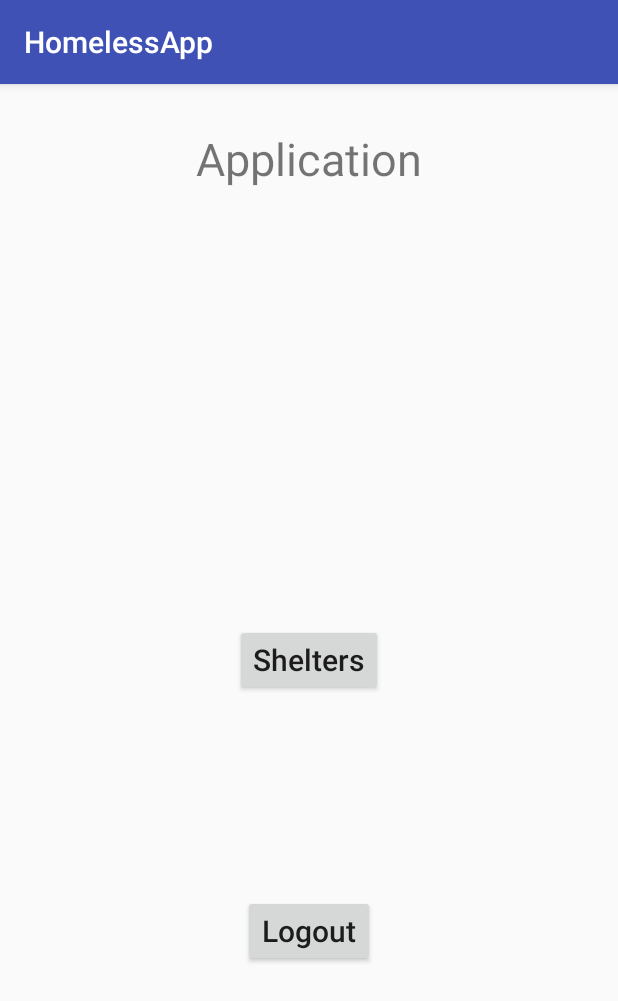
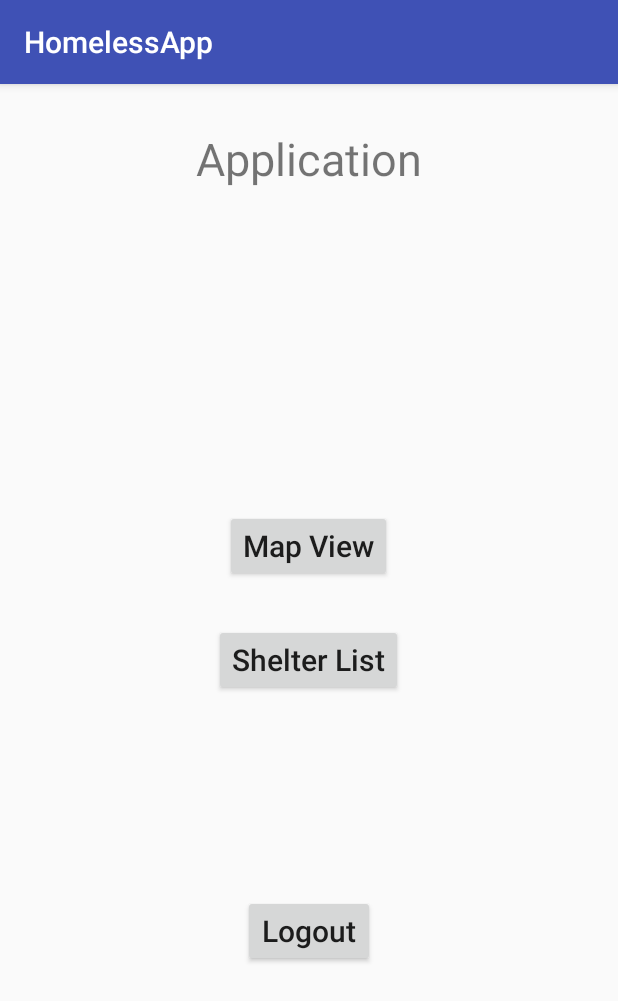
Before and after one commit to DjangoBlockchained/FindMyHome, an Android app: the ApplicationScreenActivity screen opened directly, with no data from a screen before it, on a phone screen of 412 x 824 dp. Shown: the top 1001 px of the screen. Run offline under Robolectric (Android 15) with nearby library versions, the phone set to English and light mode, and no system bars.

```diff
--- a/HomelessApp/app/build.gradle
+++ b/HomelessApp/app/build.gradle
@@ -29,7 +29,9 @@ dependencies {
     testImplementation 'junit:junit:4.12'
     androidTestImplementation 'com.android.support.test:runner:1.0.1'
     androidTestImplementation 'com.android.support.test.espresso:espresso-core:3.0.1'
+    implementation 'com.google.android.gms:play-services-maps:11.0.4'
 }
 
 
+
 apply plugin: 'com.google.gms.google-services'
--- a/HomelessApp/app/src/main/java/com/example/peter/homelessapp/controllers/ApplicationScreenActivity.java
+++ b/HomelessApp/app/src/main/java/com/example/peter/homelessapp/controllers/ApplicationScreenActivity.java
@@ -28,6 +28,7 @@ public class ApplicationScreenActivity extends AppCompatActivity {
     private String username;
     //private HomelessUser user;
     private Button shelterList;
+    private Button mapView;
     @Override
     protected void onCreate(Bundle savedInstanceState) {
         super.onCreate(savedInstanceState);
@@ -53,6 +54,16 @@ public class ApplicationScreenActivity extends AppCompatActivity {
                 startActivity(intent2);
             }
         });
+
+        mapView = (Button) findViewById(R.id.mapViewButton);
+        mapView.setOnClickListener(new View.OnClickListener() {
+            @Override
+            public void onClick(View view) {
+                Intent intent2 = new Intent(ApplicationScreenActivity.this, MapsActivity.class);
+                intent2.putExtra("username", username);
+                startActivity(intent2);
+            }
+        });
     }
     private void readShelters() {
         try {
--- a/HomelessApp/app/src/main/res/layout/activity_application_screen.xml
+++ b/HomelessApp/app/src/main/res/layout/activity_application_screen.xml
@@ -29,7 +29,18 @@
         android:layout_height="wrap_content"
         android:layout_centerHorizontal="true"
         android:layout_centerVertical="true"
-        android:text="Shelters"
+        android:text="Shelter List"
+        android:textAllCaps="false"
+        android:textSize="20sp" />
+
+    <Button
+        android:id="@+id/mapViewButton"
+        android:layout_width="wrap_content"
+        android:layout_height="wrap_content"
+        android:layout_above="@+id/shelterListButton"
+        android:layout_centerHorizontal="true"
+        android:layout_marginBottom="28dp"
+        android:text="Map View"
         android:textAllCaps="false"
         android:textSize="20sp" />
 </RelativeLayout>
--- a/HomelessApp/app/src/main/res/values/strings.xml
+++ b/HomelessApp/app/src/main/res/values/strings.xml
@@ -2,4 +2,5 @@
     <string name="app_name">HomelessApp</string>
     <string name="register">Register</string>
     <string name="logout">Logout</string>
+    <string name="title_activity_maps">Map</string>
 </resources>
```
Also changed, not shown: HomelessApp/app/src/debug/res/values/google_maps_api.xml (added, +24 -0 lines), HomelessApp/app/src/main/AndroidManifest.xml (+45 -9 lines), HomelessApp/app/src/main/java/com/example/peter/homelessapp/controllers/MapsActivity.java (added, +47 -0 lines), HomelessApp/app/src/main/res/layout/activity_maps.xml (added, +8 -0 lines), HomelessApp/app/src/main/java/com/example/peter/homelessapp/model/User.java (line endings or trailing spaces), 1 other file.
